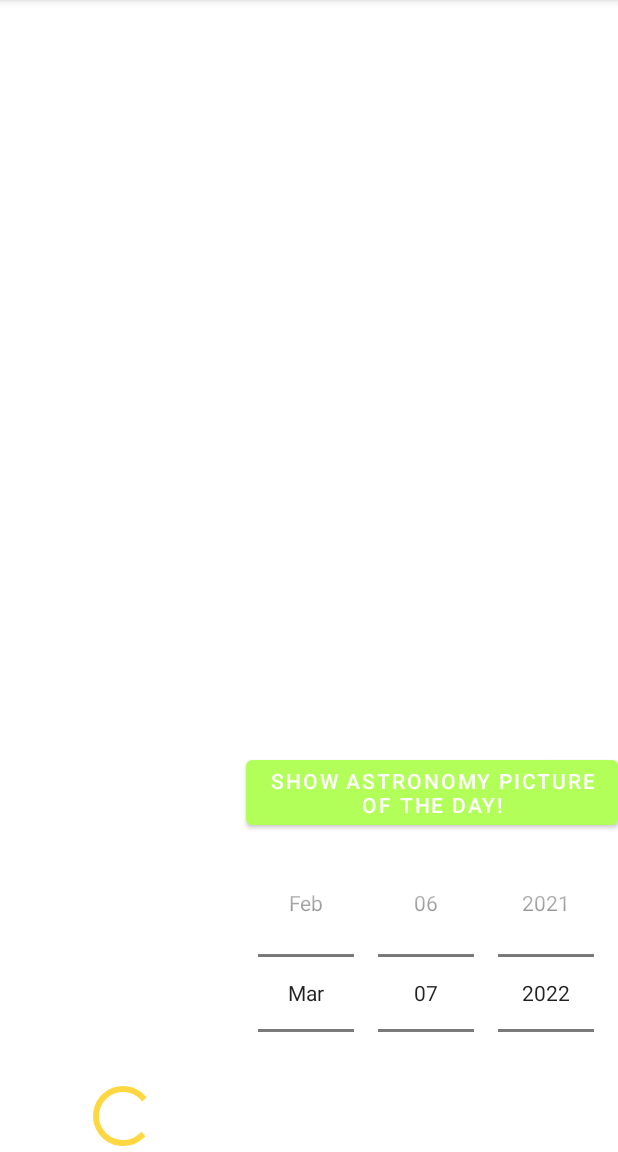
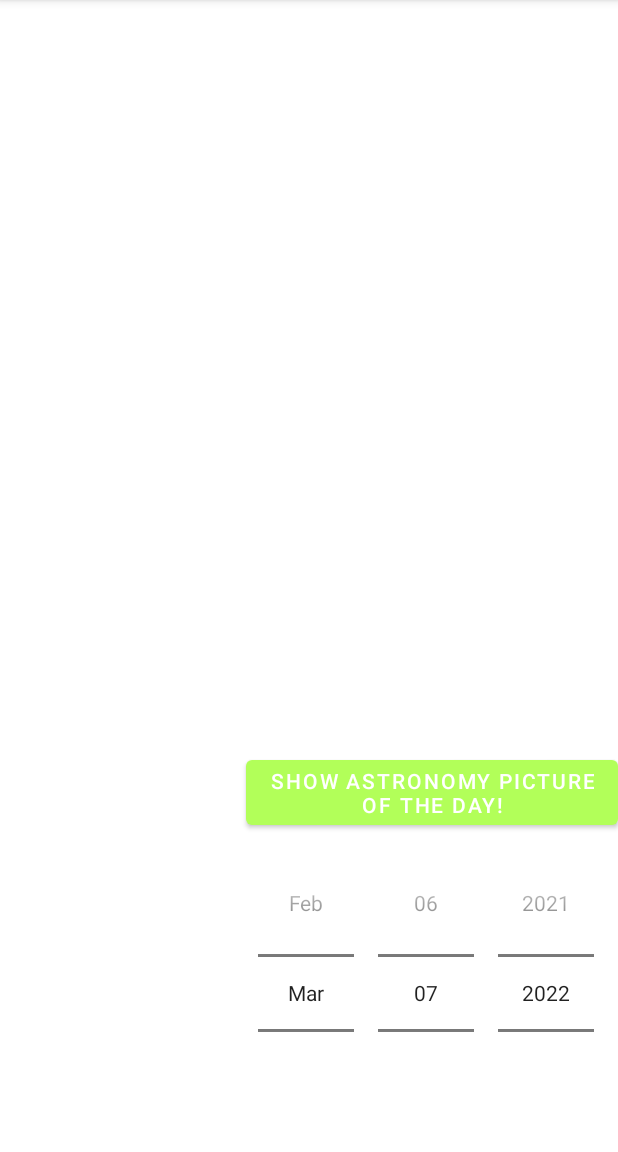
Before and after one commit to jamesocoder/cs5520, an Android app: the A06Main screen opened directly, with no data from a screen before it, on a phone screen of 412 x 824 dp, the part 84-1236 px from its top. Run offline under Robolectric (Android 15) with nearby library versions, the phone set to English and light mode, and no system bars.

Commit message:
a06 Added pBar.  App complete!

```diff
--- a/app/src/main/java/edu/neu/madcourse/numad22sp_jamesouk/A06Main.java
+++ b/app/src/main/java/edu/neu/madcourse/numad22sp_jamesouk/A06Main.java
@@ -9,6 +9,7 @@ import android.util.Log;
 import android.view.View;
 import android.widget.DatePicker;
 import android.widget.ImageView;
+import android.widget.ProgressBar;
 import android.widget.TextView;
 
 import org.json.JSONException;
@@ -32,6 +33,7 @@ public class A06Main extends AppCompatActivity {
     private final CharSequence APOD_MIN = "1995-06-16T00:00:00.00Z";
     private final Handler jsonHandler = new Handler();
     private DatePicker datePicker;
+    private ProgressBar pBar;
     private LocalDate myDate;
     private TextView cpyrght, description;
     private ImageView iView;
@@ -41,10 +43,6 @@ public class A06Main extends AppCompatActivity {
         super.onCreate(savedInstanceState);
         setContentView(R.layout.a06_activity_main);
 
-        cpyrght = findViewById(R.id.a06_view_txtSource);
-        description = findViewById(R.id.a06_view_txtDscrpt);
-        iView = findViewById(R.id.a06_view_image);
-
         datePicker = findViewById(R.id.a06_view_datePicker);
         /* Return Current Time using java.time (Java 8 and up)
            https://docs.oracle.com/javase/10/docs/api/java/time/package-summary.html
@@ -53,6 +51,11 @@ public class A06Main extends AppCompatActivity {
          */
         datePicker.setMaxDate(Instant.now().toEpochMilli());
         datePicker.setMinDate(Instant.parse(APOD_MIN).toEpochMilli());
+
+        pBar = findViewById(R.id.a06_view_progress);
+        cpyrght = findViewById(R.id.a06_view_txtSource);
+        description = findViewById(R.id.a06_view_txtDscrpt);
+        iView = findViewById(R.id.a06_view_image);
     }
 
     public void onClick(View view){
@@ -83,6 +86,12 @@ public class A06Main extends AppCompatActivity {
 
         @Override
         public void run() {
+            jsonHandler.post(() -> { pBar.setVisibility(View.VISIBLE); });
+            try {
+                Thread.sleep(1000);
+            } catch (InterruptedException e) {
+                e.printStackTrace();
+            }
             try {
                 URL launchUrl = new URL(baseUrl + "api_key=DEMO_KEY&date=" + myDate.toString());
                 String resp = httpResponse(launchUrl);
@@ -111,6 +120,7 @@ public class A06Main extends AppCompatActivity {
                             // This attribute contributes to accessibility (for the blind)
                             iView.setContentDescription(jObject.getString("explanation").replace('\n', ' '));
                         }
+                        pBar.setVisibility(View.INVISIBLE);
                         if (jObject.has("url")) { iView.setImageDrawable(nasaPic); }
                     } catch (JSONException e) {
                         Log.e(E_TAG, "Retrieved JSON Object may be malformed.");
--- a/app/src/main/res/layout/a06_activity_main.xml
+++ b/app/src/main/res/layout/a06_activity_main.xml
@@ -30,7 +30,7 @@
         android:layout_height="0dp"
         android:gravity="center"
         app:layout_constraintTop_toTopOf="@id/a06_view_btnPingWeb"
-        app:layout_constraintBottom_toTopOf="@id/a06_view_progress"
+        app:layout_constraintBottom_toBottomOf="parent"
         app:layout_constraintStart_toStartOf="parent"
         app:layout_constraintEnd_toStartOf="@id/a06_view_btnPingWeb"/>
 
@@ -39,11 +39,11 @@
         style="?android:attr/progressBarStyle"
         android:layout_width="wrap_content"
         android:layout_height="wrap_content"
-        app:layout_constraintTop_toBottomOf="@id/a06_view_txtSource"
-        app:layout_constraintBottom_toBottomOf="parent"
-        app:layout_constraintStart_toStartOf="parent"
-        app:layout_constraintEnd_toStartOf="@id/a06_view_datePicker"
-        android:progress="0"/>
+        app:layout_constraintTop_toTopOf="@id/a06_view_image"
+        app:layout_constraintBottom_toBottomOf="@id/a06_view_image"
+        app:layout_constraintStart_toStartOf="@id/a06_view_image"
+        app:layout_constraintEnd_toEndOf="@id/a06_view_image"
+        android:visibility="invisible"/>
 
     <Button
         android:id="@+id/a06_view_btnPingWeb"
```
Also changed, not shown: 10 other files.
